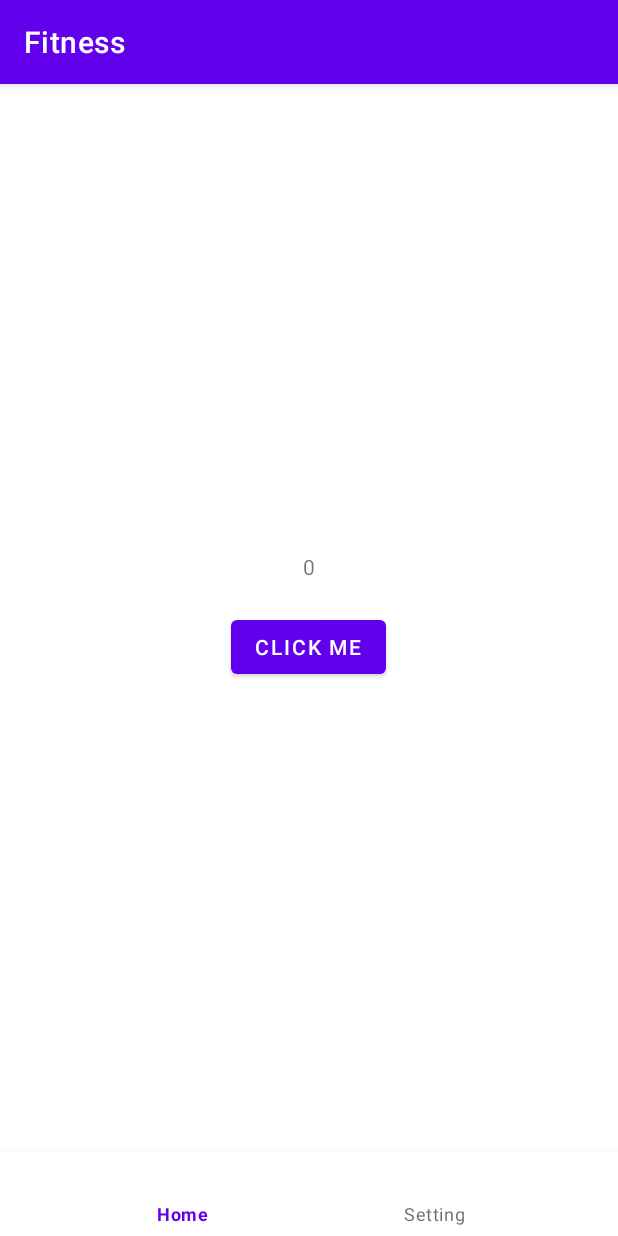
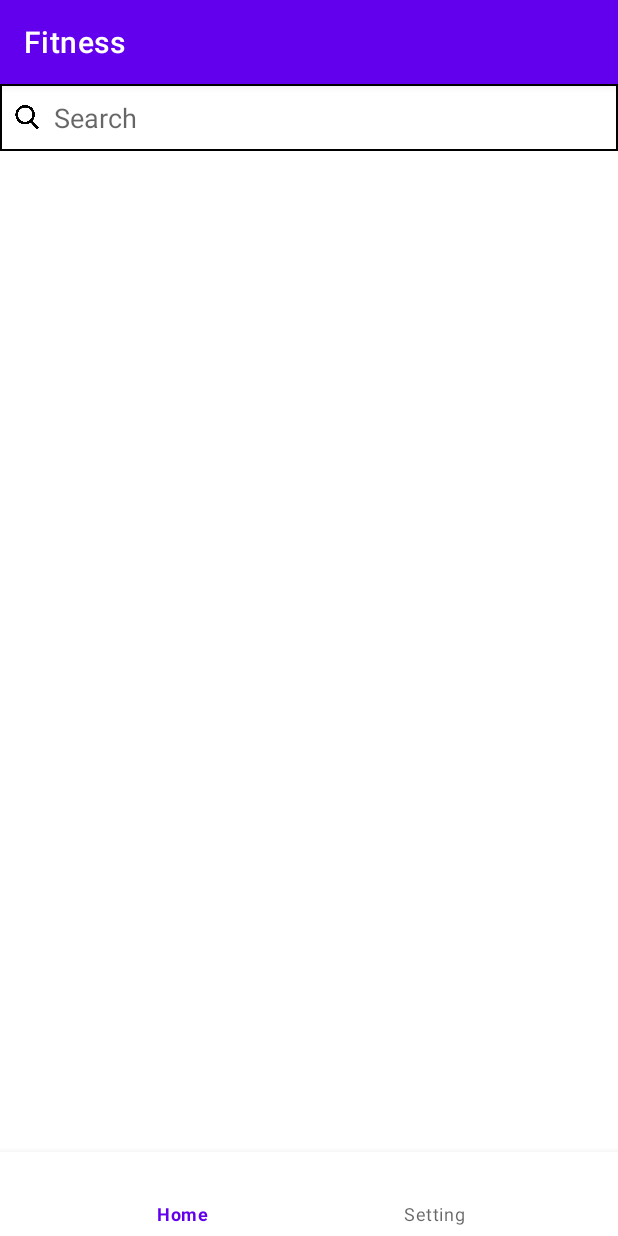
Before and after one commit to MingHieu/PTIT-LTMB-Fitness, an Android app: the screen it shows after launch (MainActivity), on a phone screen of 412 x 824 dp. Run offline under Robolectric (Android 15) with nearby library versions, the phone set to English and light mode, and no system bars; our stand-ins replace Dagger/Hilt's generated code, data binding, navigation-ui.

Commit message:
add InputView component

```diff
--- a/app/src/main/java/com/ltmb/fitness/base/BaseActivity.kt
+++ b/app/src/main/java/com/ltmb/fitness/base/BaseActivity.kt
@@ -1,6 +1,11 @@
 package com.ltmb.fitness.base
 
+import android.content.Context
+import android.graphics.Rect
 import android.os.Bundle
+import android.view.MotionEvent
+import android.view.inputmethod.InputMethodManager
+import android.widget.EditText
 import androidx.annotation.LayoutRes
 import androidx.appcompat.app.AppCompatActivity
 import androidx.databinding.DataBindingUtil
@@ -27,4 +32,20 @@ abstract class BaseActivity<VM : BaseAndroidViewModel, B : ViewDataBinding> : Ap
         binding.lifecycleOwner = this
         initialize()
     }
+
+    override fun dispatchTouchEvent(event: MotionEvent): Boolean {
+        if (event.action == MotionEvent.ACTION_DOWN) {
+            val v = currentFocus
+            if (v is EditText) {
+                val outRect = Rect()
+                v.getGlobalVisibleRect(outRect)
+                if (!outRect.contains(event.rawX.toInt(), event.rawY.toInt())) {
+                    v.clearFocus()
+                    val imm = getSystemService(Context.INPUT_METHOD_SERVICE) as InputMethodManager
+                    imm.hideSoftInputFromWindow(v.windowToken, 0)
+                }
+            }
+        }
+        return super.dispatchTouchEvent(event)
+    }
 }
--- a/app/src/main/java/com/ltmb/fitness/data/remote/datasource/AuthRemoteDataSource.kt
+++ b/app/src/main/java/com/ltmb/fitness/data/remote/datasource/AuthRemoteDataSource.kt
@@ -1,7 +1,7 @@
 package com.ltmb.fitness.data.remote.datasource
 
+import com.ltmb.fitness.data.remote.BaseRemoteDataSource
 import com.ltmb.fitness.data.remote.api.AuthService
-import com.ltmb.fitness.data.remote.BaseRemoteDataSource
 import com.ltmb.fitness.data.remote.model.auth.LoginRequestModel
 import javax.inject.Inject
 
--- a/app/src/main/java/com/ltmb/fitness/data/remote/datasource/UserRemoteDataSource.kt
+++ b/app/src/main/java/com/ltmb/fitness/data/remote/datasource/UserRemoteDataSource.kt
@@ -1,7 +1,7 @@
 package com.ltmb.fitness.data.remote.datasource
 
+import com.ltmb.fitness.data.remote.BaseRemoteDataSource
 import com.ltmb.fitness.data.remote.api.UserService
-import com.ltmb.fitness.data.remote.BaseRemoteDataSource
 import javax.inject.Inject
 
 class UserRemoteDataSource @Inject constructor(
--- a/app/src/main/java/com/ltmb/fitness/scene/home/HomeFragment.kt
+++ b/app/src/main/java/com/ltmb/fitness/scene/home/HomeFragment.kt
@@ -10,8 +10,4 @@ class HomeFragment : BaseFragment<HomeViewModel, FragmentHomeBinding>() {
 
     override val layoutId get() = R.layout.fragment_home
 
-    override fun initialize() {
-        super.initialize()
-        viewModel.isLogin()
-    }
 }
--- a/app/src/main/java/com/ltmb/fitness/scene/home/HomeViewModel.kt
+++ b/app/src/main/java/com/ltmb/fitness/scene/home/HomeViewModel.kt
@@ -1,33 +1,16 @@
 package com.ltmb.fitness.scene.home
 
 import android.app.Application
-import androidx.lifecycle.MutableLiveData
-import androidx.lifecycle.viewModelScope
 import com.ltmb.fitness.base.BaseAndroidViewModel
-import com.ltmb.fitness.data.repository.AuthRepository
 import dagger.hilt.android.lifecycle.HiltViewModel
-import kotlinx.coroutines.launch
 import javax.inject.Inject
 
 @HiltViewModel
 class HomeViewModel @Inject constructor(
-    application: Application,
-    private val authRepository: AuthRepository,
+    application: Application
 ) : BaseAndroidViewModel(application) {
 
-    val num = MutableLiveData<Number>(0)
-
-    fun onIncreaseClick() {
-        num.value = num.value?.toInt()?.plus(1) ?: 1
-    }
-
-    fun isLogin() {
-        viewModelScope.launch {
-            try {
-                println(authRepository.getAuthToken())
-            } catch (exception: Exception) {
-                println(exception)
-            }
-        }
+    fun onSearchBoxClicked() {
+        println("onSearchBoxClicked")
     }
 }
--- /dev/null
+++ b/app/src/main/java/com/ltmb/fitness/widget/inputview/InputView.kt
@@ -0,0 +1,101 @@
+package com.ltmb.fitness.widget.inputview
+
+import android.content.Context
+import android.text.InputType
+import android.util.AttributeSet
+import android.view.LayoutInflater
+import android.view.View
+import android.view.View.OnClickListener
+import android.widget.LinearLayout
+import androidx.core.widget.doOnTextChanged
+import androidx.databinding.BindingAdapter
+import com.ltmb.fitness.R
+import com.ltmb.fitness.databinding.ViewInputViewBinding
+
+@BindingAdapter("iv_onClick")
+fun setOnClick(input: InputView, cb: () -> Unit) {
+    input.onClick = cb
+}
+
+@BindingAdapter("iv_onTextChanged")
+fun setOnTextChanged(input: InputView, cb: (text: String) -> Unit) {
+    input.onTextChanged = cb
+}
+
+class InputView @JvmOverloads constructor(
+    context: Context,
+    attrs: AttributeSet? = null
+) : LinearLayout(context, attrs), OnClickListener {
+
+    private val binding = ViewInputViewBinding.inflate(
+        LayoutInflater.from(context),
+        this,
+        true
+    )
+    var onClick: (() -> Unit)? = null
+    var onTextChanged: ((text: String) -> Unit)? = null
+
+    init {
+        readAttributes(attrs)
+        bindOnClickListeners()
+        setupEditTextTextChangedListener()
+    }
+
+    private fun readAttributes(attrs: AttributeSet?) {
+        context.theme.obtainStyledAttributes(
+            attrs,
+            R.styleable.InputView,
+            0,
+            0
+        ).apply {
+            if (hasValue(R.styleable.InputView_iv_left_icon)) {
+                val leftIcon = getResourceId(R.styleable.InputView_iv_left_icon, 0)
+                binding.ivLeftIcon.setImageResource(leftIcon)
+            } else {
+                binding.ivLeftIcon.visibility = GONE
+            }
+
+            if (hasValue(R.styleable.InputView_iv_right_icon)) {
+                val rightIcon = getResourceId(R.styleable.InputView_iv_right_icon, 0)
+                binding.ivRightIcon.setImageResource(rightIcon)
+            } else {
+                binding.ivRightIcon.visibility = GONE
+            }
+
+            if (hasValue(R.styleable.InputView_iv_enabled)) {
+                val enabled = getBoolean(R.styleable.InputView_iv_enabled, true)
+                with(binding.ivEditText) {
+                    isCursorVisible = enabled
+                    isFocusable = enabled
+                    isClickable = true
+                }
+            }
+
+            if (hasValue(R.styleable.InputView_android_hint)) {
+                binding.ivEditText.hint = getString(R.styleable.InputView_android_hint)
+            }
+
+            if (hasValue(R.styleable.InputView_android_inputType)) {
+                binding.ivEditText.inputType =
+                    getInt(R.styleable.InputView_android_inputType, InputType.TYPE_CLASS_TEXT)
+            }
+        }
+    }
+
+    private fun bindOnClickListeners() {
+        for (i in 0..<binding.ivRoot.childCount) {
+            binding.ivRoot.getChildAt(i).setOnClickListener(this)
+        }
+        setOnClickListener(this)
+    }
+
+    override fun onClick(v: View?) {
+        onClick?.invoke()
+    }
+
+    private fun setupEditTextTextChangedListener() {
+        binding.ivEditText.doOnTextChanged { text, _, _, _ ->
+            onTextChanged?.invoke(text.toString())
+        }
+    }
+}
--- /dev/null
+++ b/app/src/main/res/drawable/border.xml
@@ -0,0 +1,7 @@
+<?xml version="1.0" encoding="utf-8"?>
+<shape xmlns:android="http://schemas.android.com/apk/res/android"
+    android:shape="rectangle">
+    <stroke
+        android:width="1dp"
+        android:color="@color/black" />
+</shape>
--- a/app/src/main/res/layout/fragment_home.xml
+++ b/app/src/main/res/layout/fragment_home.xml
@@ -1,5 +1,6 @@
 <?xml version="1.0" encoding="utf-8"?>
-<layout xmlns:android="http://schemas.android.com/apk/res/android">
+<layout xmlns:android="http://schemas.android.com/apk/res/android"
+    xmlns:app="http://schemas.android.com/apk/res-auto">
 
     <data>
 
@@ -11,19 +12,27 @@
     <LinearLayout
         android:layout_width="match_parent"
         android:layout_height="match_parent"
-        android:gravity="center"
         android:orientation="vertical">
 
-        <TextView
-            android:layout_width="wrap_content"
+        <com.ltmb.fitness.widget.inputview.InputView
+            android:layout_width="match_parent"
             android:layout_height="wrap_content"
-            android:layout_marginBottom="20dp"
-            android:text="@{String.valueOf(viewModel.num)}" />
+            android:hint="@string/home_search_hint"
+            app:iv_enabled="false"
+            app:iv_left_icon="@drawable/ic_search"
+            app:iv_onClick="@{()->viewModel.onSearchBoxClicked()}" />
 
-        <Button
-            android:layout_width="wrap_content"
-            android:layout_height="wrap_content"
-            android:onClick="@{() -> viewModel.onIncreaseClick()}"
-            android:text="Click me" />
+        <ScrollView
+            android:layout_width="match_parent"
+            android:layout_height="0dp"
+            android:layout_weight="1">
+
+            <LinearLayout
+                android:layout_width="match_parent"
+                android:layout_height="wrap_content"
+                android:orientation="vertical">
+
+            </LinearLayout>
+        </ScrollView>
     </LinearLayout>
 </layout>
--- /dev/null
+++ b/app/src/main/res/layout/view_input_view.xml
@@ -0,0 +1,31 @@
+<?xml version="1.0" encoding="utf-8"?>
+<layout xmlns:android="http://schemas.android.com/apk/res/android">
+
+    <LinearLayout
+        android:id="@+id/iv_root"
+        android:layout_width="match_parent"
+        android:layout_height="wrap_content"
+        android:background="@drawable/border"
+        android:gravity="center"
+        android:orientation="horizontal"
+        android:padding="10dp">
+
+        <ImageView
+            android:id="@+id/iv_left_icon"
+            android:layout_width="16dp"
+            android:layout_height="16dp" />
+
+        <EditText
+            android:id="@+id/iv_edit_text"
+            android:layout_width="0dp"
+            android:layout_height="wrap_content"
+            android:layout_marginHorizontal="10dp"
+            android:layout_weight="1"
+            android:background="@color/transparent" />
+
+        <ImageView
+            android:id="@+id/iv_right_icon"
+            android:layout_width="16dp"
+            android:layout_height="16dp" />
+    </LinearLayout>
+</layout>
--- /dev/null
+++ b/app/src/main/res/values/attrs.xml
@@ -0,0 +1,10 @@
+<?xml version="1.0" encoding="utf-8"?>
+<resources>
+    <declare-styleable name="InputView">
+        <attr name="iv_enabled" format="boolean" />
+        <attr name="iv_left_icon" format="reference" />
+        <attr name="iv_right_icon" format="reference" />
+        <attr name="android:hint" format="string" />
+        <attr name="android:inputType" />
+    </declare-styleable>
+</resources>
--- a/app/src/main/res/values/strings.xml
+++ b/app/src/main/res/values/strings.xml
@@ -6,6 +6,7 @@
     <string name="common_cancel">Cancel</string>
 
     <!-- Home -->
+    <string name="home_search_hint">Search</string>
     <string name="home_screen_title">Home</string>
 
     <!-- Setting -->
```
Also changed, not shown: app/src/main/res/drawable/ic_search.png (added).
